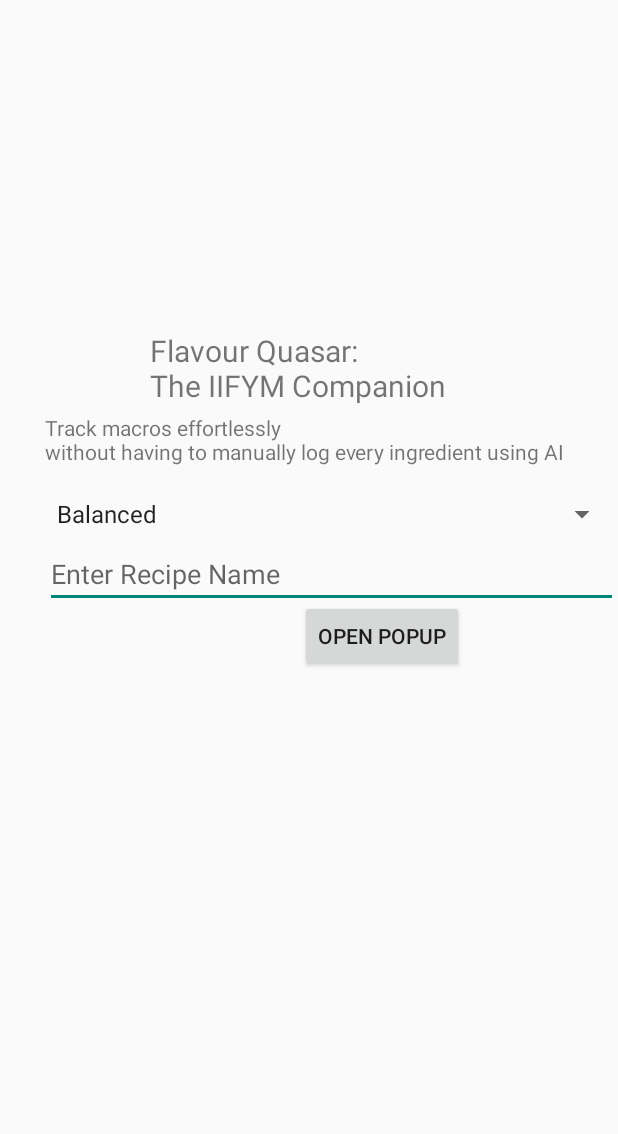
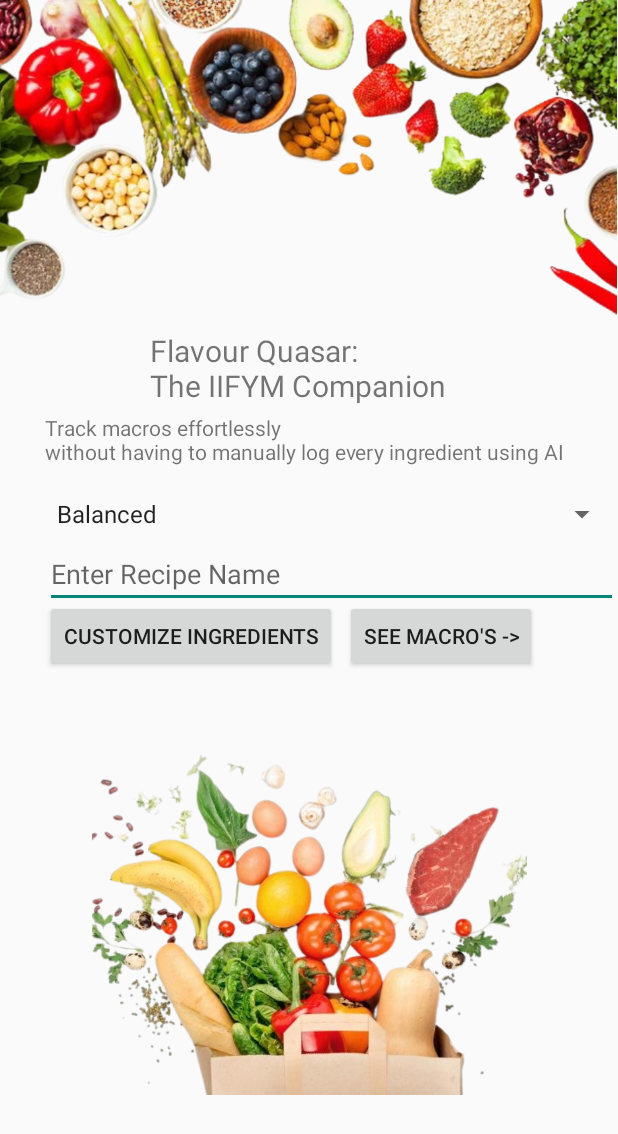
Before and after one commit to RavinderRai/iifymate, an Android app built with Jetpack Compose: the screen it shows after launch (MainActivity), on a phone screen of 412 x 824 dp. Shown: the top 1134 px of the screen. Run offline under Robolectric (Android 15) with nearby library versions, the phone set to English and light mode, and no system bars.

Commit message:
added images for main view

```diff
--- a/FlavourQuasarApp/app/src/main/res/layout/activity_main.xml
+++ b/FlavourQuasarApp/app/src/main/res/layout/activity_main.xml
@@ -1,5 +1,6 @@
 <?xml version="1.0" encoding="utf-8"?>
 <FrameLayout xmlns:android="http://schemas.android.com/apk/res/android"
+    xmlns:app="http://schemas.android.com/apk/res-auto"
     android:layout_width="match_parent"
     android:layout_height="match_parent">
 
@@ -37,14 +38,23 @@
         android:autofillHints=""
         android:inputType="text" />
 
+    <Button
+        android:id="@+id/get_macros"
+        android:layout_width="wrap_content"
+        android:layout_height="wrap_content"
+        android:layout_marginStart="230dp"
+        android:layout_marginTop="400dp"
+        android:text="See Macro's ->"
+        android:layout_centerInParent="true"/>
+
 
     <Button
         android:id="@+id/enter_button"
         android:layout_width="wrap_content"
         android:layout_height="wrap_content"
-        android:layout_marginStart="200dp"
+        android:layout_marginStart="30dp"
         android:layout_marginTop="400dp"
-        android:text="Open Popup"
+        android:text="Customize Ingredients"
         android:layout_centerInParent="true"/>
 
     <ScrollView
@@ -53,4 +63,21 @@
         android:layout_height="wrap_content"
         android:layout_below="@id/enter_button"/>
 
+
+    <ImageView
+        android:id="@+id/imageView2"
+        android:layout_width="match_parent"
+        android:layout_height="290dp"
+        android:layout_marginStart="0dp"
+        android:layout_marginTop="440dp"
+        android:src="@drawable/food_in_paper_bag" />
+
+    <ImageView
+        android:id="@+id/imageView3"
+        android:layout_width="489dp"
+        android:layout_height="275dp"
+        android:layout_marginStart="-40dp"
+        android:layout_marginTop="0dp"
+        android:src="@drawable/foods_as_border" />
+
 </FrameLayout>
--- a/FlavourQuasarApp/app/src/main/res/values/colors.xml
+++ b/FlavourQuasarApp/app/src/main/res/values/colors.xml
@@ -12,4 +12,10 @@
 
     <color name="yellow">#FFEB3B</color>
     <color name="red">#F44336</color>
+    <color name="green">#4CAF50</color>
+    <color name="blue">#2196F3</color>
+
+    <color name="light_blue">#90E9FF</color>
+    <color name="light_yellow">#FFF178</color>
+    <color name="light_green">#A3EF4A</color>
 </resources>
```
Also changed, not shown: FlavourQuasarApp/app/src/main/java/com/example/flavour_quasar_app/MacrosDisplay.kt (+10 -8 lines), FlavourQuasarApp/app/src/main/res/drawable/food_in_paper_bag.png (added), FlavourQuasarApp/app/src/main/res/drawable/foods_as_border.png (added).
